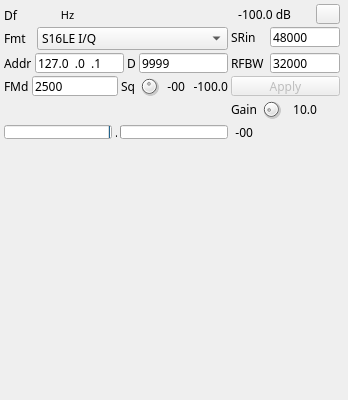
Before: the Qt Designer form plugins/channeltx/udpsink/udpsinkgui.ui in f4exb/sdrangel, drawn with Qt 5.
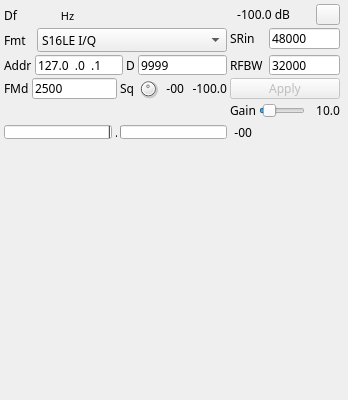
After: the same form once the commit is applied. Icons and pictures are not drawn. Custom widgets are drawn as their Qt base class.

The edit to the form file:
```diff
--- a/plugins/channeltx/udpsink/udpsinkgui.ui
+++ b/plugins/channeltx/udpsink/udpsinkgui.ui
@@ -650,16 +650,7 @@
        </widget>
       </item>
       <item>
-       <widget class="QDial" name="volume">
-        <property name="maximumSize">
-         <size>
-          <width>22</width>
-          <height>22</height>
-         </size>
-        </property>
-        <property name="toolTip">
-         <string>Linear gain</string>
-        </property>
+       <widget class="QSlider" name="gain">
         <property name="maximum">
          <number>100</number>
         </property>
@@ -669,6 +660,9 @@
         <property name="value">
          <number>10</number>
         </property>
+        <property name="orientation">
+         <enum>Qt::Horizontal</enum>
+        </property>
        </widget>
       </item>
       <item>
@@ -690,19 +684,6 @@
         </property>
        </widget>
       </item>
-      <item>
-       <spacer name="horizontalSpacer_3">
-        <property name="orientation">
-         <enum>Qt::Horizontal</enum>
-        </property>
-        <property name="sizeHint" stdset="0">
-         <size>
-          <width>40</width>
-          <height>20</height>
-         </size>
-        </property>
-       </spacer>
-      </item>
      </layout>
     </item>
     <item row="4" column="2">
```
Left out of the diff: 6 changed lines with no effect on the pictures.
